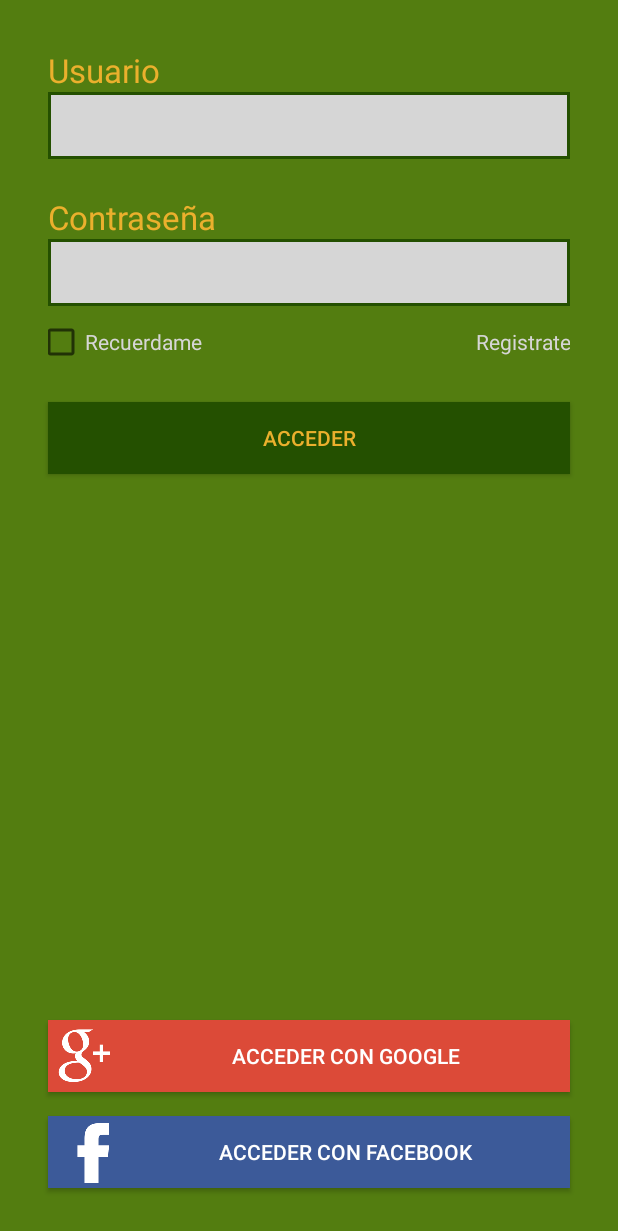
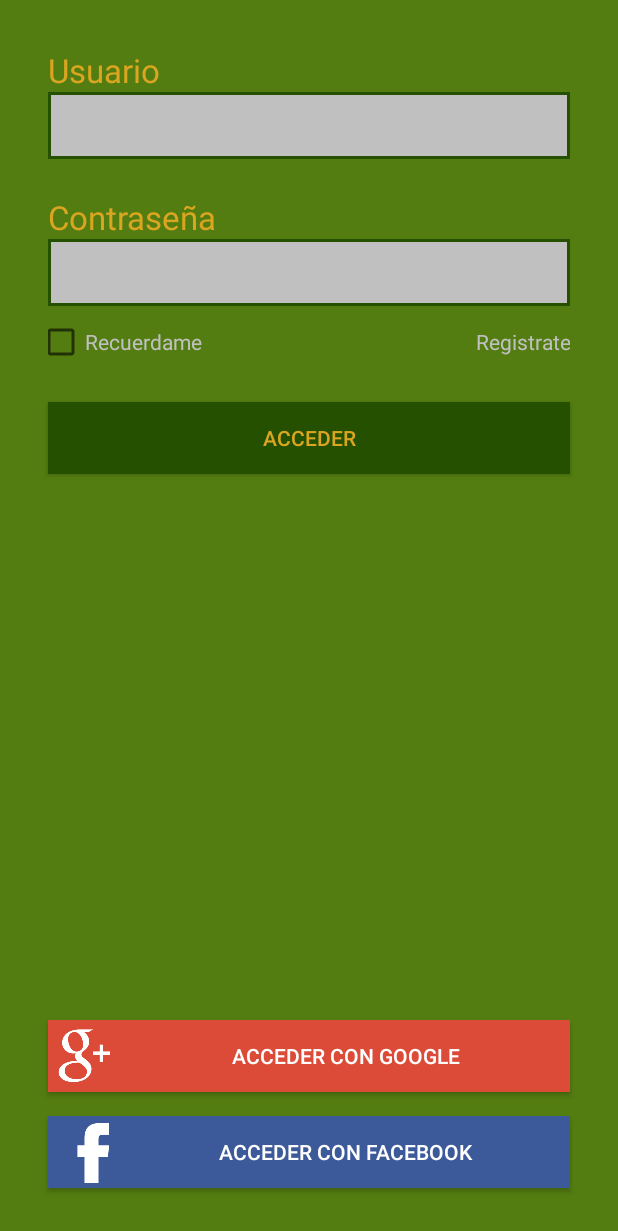
Before and after one commit to MiguelRJ/PI, an Android app: the screen it shows after launch (LoginActivity), on a phone screen of 412 x 824 dp. Shown: the top 1231 px of the screen. Run offline under Robolectric (Android 15) with nearby library versions, the phone set to English and light mode, and no system bars.

Commit message:
cambios en colores

```diff
--- a/app/src/main/res/drawable/shape_loginedittext.xml
+++ b/app/src/main/res/drawable/shape_loginedittext.xml
@@ -1,7 +1,7 @@
 <?xml version="1.0" encoding="utf-8"?>
 <shape xmlns:android="http://schemas.android.com/apk/res/android"
     android:shape="rectangle">
-    <solid android:color="@color/colorBackgroundGray"/>
+    <solid android:color="@color/colorSilver"/>
     <stroke
         android:width="2dp"
         android:color="@color/colorPrimaryDark" />
--- a/app/src/main/res/values/colors.xml
+++ b/app/src/main/res/values/colors.xml
@@ -1,26 +1,48 @@
 <?xml version="1.0" encoding="utf-8"?>
 <resources>
-    <color name="colorPrimary">#537D10</color>
-    <color name="colorPrimaryLight">#83ac43</color>
-    <color name="colorPrimaryDark">#245000</color>
+    <!-- Colores usados por la APP -->
+    <color name="colorPrimary">@color/colorOriginalPrimary</color>
+    <color name="colorPrimaryLight">@color/colorOriginalPrimaryLight</color>
+    <color name="colorPrimaryDark">@color/colorOriginalPrimaryDark</color>
 
-    <color name="colorSecondary">#245000</color>
-    <color name="colorSecondaryLight">#527d2f</color>
-    <color name="colorSecondaryDark">#062700</color>
+    <color name="colorSecondary">@color/colorOriginalSecondary</color>
+    <color name="colorSecondaryLight">@color/colorOriginalSecondaryLight</color>
+    <color name="colorSecondaryDark">@color/colorOriginalSecondaryDark</color>
 
-    <color name="colorAccent">#EBB02D</color>
+    <color name="colorAccent">@color/colorDarkGoldenRod</color>
+    <!-- Colores usados por la APP -->
+
+    <!-- Colores Originales -->
+    <color name="colorOriginalPrimary">#537D10</color>
+    <color name="colorOriginalPrimaryLight">#83ac43</color>
+    <color name="colorOriginalPrimaryDark">#245000</color>
+    <color name="colorOriginalSecondary">#245000</color>
+    <color name="colorOriginalSecondaryLight">#527d2f</color>
+    <color name="colorOriginalSecondaryDark">#062700</color>
+    <color name="colorOriginalAccent">#EBB02D</color>
+    <!-- Colores Originales -->
+
+    <!-- Colores prueba 1 -->
+    <color name="colorDollarGreen">#85BB65</color>
+    <color name="colorDollarGreenLight">#B6EE94</color>
+    <color name="colorDollarGreenDark">#558B38</color>
+
+    <color name="colorDollarWhite">#D5CAB4</color>
+    <color name="colorDollarWhiteLight">#FFFDE6</color>
+    <color name="colorDollarWhiteDark">#A49984</color>
+    <!-- Colores prueba 1 -->
+
+    <!-- Otros colores -->
     <color name="colorGoogle">#dc4a38</color>
     <color name="colorFacebook">#3c5a99</color>
 
     <color name="colorBackgroundGray">#D6D6D6</color>
+    <color name="colorSilver">#C0C0C0</color>
 
     <color name="colorGold">#FFD700</color>
     <color name="colorGoldenRod">#B8860B</color>
     <color name="colorDarkGoldenRod">#DAA520</color>
-    <color name="colorSilver">#C0C0C0</color>
-
-    <color name="colorDollarGreen">#85BB65</color>
-    <color name="colorDollarWhite">#d5cab4</color>
+    <!-- Otros colores -->
 
 
 </resources>
--- a/app/src/main/res/values/styles.xml
+++ b/app/src/main/res/values/styles.xml
@@ -23,13 +23,13 @@
     </style>
 
     <style name="LoginCheckBox">
-        <item name="android:textColor">@color/colorBackgroundGray</item>
+        <item name="android:textColor">@color/colorSilver</item>
         <item name="android:textAppearance">@style/TextAppearance.AppCompat.Small</item>
         <item name="android:textColorSecondary">@color/colorAccent</item>
     </style>
 
     <style name="LoginTextViewMoreOptions">
-        <item name="android:textColor">@color/colorBackgroundGray</item>
+        <item name="android:textColor">@color/colorSilver</item>
         <item name="android:textAppearance">@style/TextAppearance.AppCompat.Small</item>
         <item name="android:textColorSecondary">@color/colorAccent</item>
         <item name="android:textAlignment">textEnd</item>
```
